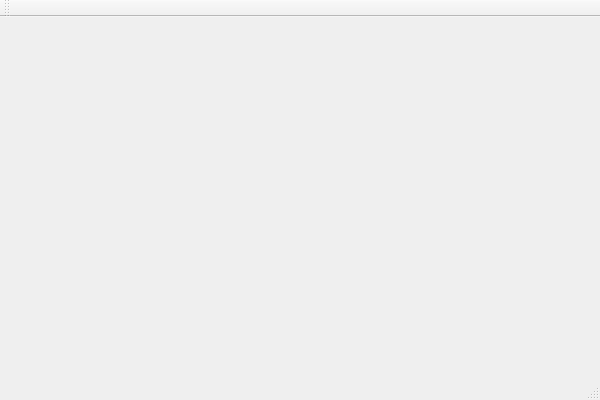
Old version of the form src/OtherProjects/EngineController/ui/EngineController.ui in the repository xiaoying1996/CyEngine.
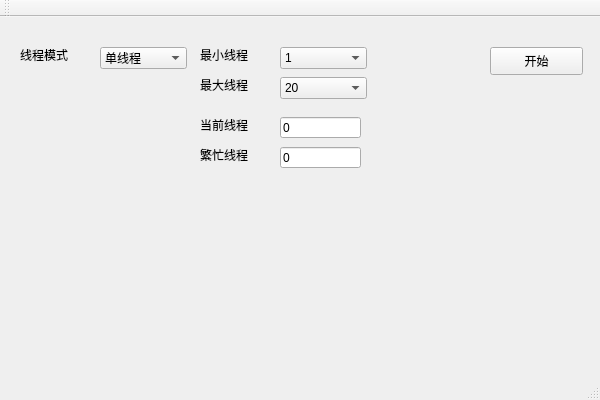
New version of the form.

Diff of the .ui file:
```diff
--- a/src/OtherProjects/EngineController/ui/EngineController.ui
+++ b/src/OtherProjects/EngineController/ui/EngineController.ui
@@ -13,7 +13,302 @@
   <property name="windowTitle">
    <string>EngineController</string>
   </property>
-  <widget class="QWidget" name="centralWidget"/>
+  <widget class="QWidget" name="centralWidget">
+   <widget class="QLabel" name="label">
+    <property name="geometry">
+     <rect>
+      <x>20</x>
+      <y>30</y>
+      <width>72</width>
+      <height>15</height>
+     </rect>
+    </property>
+    <property name="text">
+     <string>线程模式</string>
+    </property>
+   </widget>
+   <widget class="QComboBox" name="ThreadModePoolBox">
+    <property name="geometry">
+     <rect>
+      <x>100</x>
+      <y>30</y>
+      <width>87</width>
+      <height>22</height>
+     </rect>
+    </property>
+    <item>
+     <property name="text">
+      <string>单线程</string>
+     </property>
+    </item>
+    <item>
+     <property name="text">
+      <string>多线程</string>
+     </property>
+    </item>
+   </widget>
+   <widget class="QPushButton" name="StartBtn">
+    <property name="geometry">
+     <rect>
+      <x>490</x>
+      <y>30</y>
+      <width>93</width>
+      <height>28</height>
+     </rect>
+    </property>
+    <property name="text">
+     <string>开始</string>
+    </property>
+   </widget>
+   <widget class="QLabel" name="label_2">
+    <property name="geometry">
+     <rect>
+      <x>200</x>
+      <y>30</y>
+      <width>72</width>
+      <height>15</height>
+     </rect>
+    </property>
+    <property name="text">
+     <string>最小线程</string>
+    </property>
+   </widget>
+   <widget class="QLabel" name="label_3">
+    <property name="geometry">
+     <rect>
+      <x>200</x>
+      <y>60</y>
+      <width>72</width>
+      <height>15</height>
+     </rect>
+    </property>
+    <property name="text">
+     <string>最大线程</string>
+    </property>
+   </widget>
+   <widget class="QComboBox" name="MinThreadBox">
+    <property name="geometry">
+     <rect>
+      <x>280</x>
+      <y>30</y>
+      <width>87</width>
+      <height>22</height>
+     </rect>
+    </property>
+    <item>
+     <property name="text">
+      <string>1</string>
+     </property>
+    </item>
+    <item>
+     <property name="text">
+      <string>2</string>
+     </property>
+    </item>
+    <item>
+     <property name="text">
+      <string>3</string>
+     </property>
+    </item>
+    <item>
+     <property name="text">
+      <string>4</string>
+     </property>
+    </item>
+    <item>
+     <property name="text">
+      <string>5</string>
+     </property>
+    </item>
+    <item>
+     <property name="text">
+      <string>6</string>
+     </property>
+    </item>
+    <item>
+     <property name="text">
+      <string>7</string>
+     </property>
+    </item>
+    <item>
+     <property name="text">
+      <string>8</string>
+     </property>
+    </item>
+    <item>
+     <property name="text">
+      <string>9</string>
+     </property>
+    </item>
+    <item>
+     <property name="text">
+      <string>10</string>
+     </property>
+    </item>
+   </widget>
+   <widget class="QComboBox" name="MaxThreadBox">
+    <property name="geometry">
+     <rect>
+      <x>280</x>
+      <y>60</y>
+      <width>87</width>
+      <height>22</height>
+     </rect>
+    </property>
+    <item>
+     <property name="text">
+      <string>20</string>
+     </property>
+    </item>
+    <item>
+     <property name="text">
+      <string>19</string>
+     </property>
+    </item>
+    <item>
+     <property name="text">
+      <string>18</string>
+     </property>
+    </item>
+    <item>
+     <property name="text">
+      <string>17</string>
+     </property>
+    </item>
+    <item>
+     <property name="text">
+      <string>16</string>
+     </property>
+    </item>
+    <item>
+     <property name="text">
+      <string>15</string>
+     </property>
+    </item>
+    <item>
+     <property name="text">
+      <string>14</string>
+     </property>
+    </item>
+    <item>
+     <property name="text">
+      <string>13</string>
+     </property>
+    </item>
+    <item>
+     <property name="text">
+      <string>12</string>
+     </property>
+    </item>
+    <item>
+     <property name="text">
+      <string>11</string>
+     </property>
+    </item>
+    <item>
+     <property name="text">
+      <string>10</string>
+     </property>
+    </item>
+    <item>
+     <property name="text">
+      <string>9</string>
+     </property>
+    </item>
+    <item>
+     <property name="text">
+      <string>8</string>
+     </property>
+    </item>
+    <item>
+     <property name="text">
+      <string>7</string>
+     </property>
+    </item>
+    <item>
+     <property name="text">
+      <string>6</string>
+     </property>
+    </item>
+    <item>
+     <property name="text">
+      <string>5</string>
+     </property>
+    </item>
+    <item>
+     <property name="text">
+      <string>4</string>
+     </property>
+    </item>
+    <item>
+     <property name="text">
+      <string>3</string>
+     </property>
+    </item>
+    <item>
+     <property name="text">
+      <string>2</string>
+     </property>
+    </item>
+    <item>
+     <property name="text">
+      <string>1</string>
+     </property>
+    </item>
+   </widget>
+   <widget class="QLabel" name="label_4">
+    <property name="geometry">
+     <rect>
+      <x>200</x>
+      <y>100</y>
+      <width>72</width>
+      <height>15</height>
+     </rect>
+    </property>
+    <property name="text">
+     <string>当前线程</string>
+    </property>
+   </widget>
+   <widget class="QLabel" name="label_5">
+    <property name="geometry">
+     <rect>
+      <x>200</x>
+      <y>130</y>
+      <width>72</width>
+      <height>15</height>
+     </rect>
+    </property>
+    <property name="text">
+     <string>繁忙线程</string>
+    </property>
+   </widget>
+   <widget class="QLineEdit" name="CurrentEdit">
+    <property name="geometry">
+     <rect>
+      <x>280</x>
+      <y>100</y>
+      <width>81</width>
+      <height>21</height>
+     </rect>
+    </property>
+    <property name="text">
+     <string>0</string>
+    </property>
+   </widget>
+   <widget class="QLineEdit" name="AliveEdit">
+    <property name="geometry">
+     <rect>
+      <x>280</x>
+      <y>130</y>
+      <width>81</width>
+      <height>21</height>
+     </rect>
+    </property>
+    <property name="text">
+     <string>0</string>
+    </property>
+   </widget>
+  </widget>
   <widget class="QMenuBar" name="menuBar">
    <property name="geometry">
     <rect>
```
Left out of the diff: 2 changed lines with no effect on the pictures.
